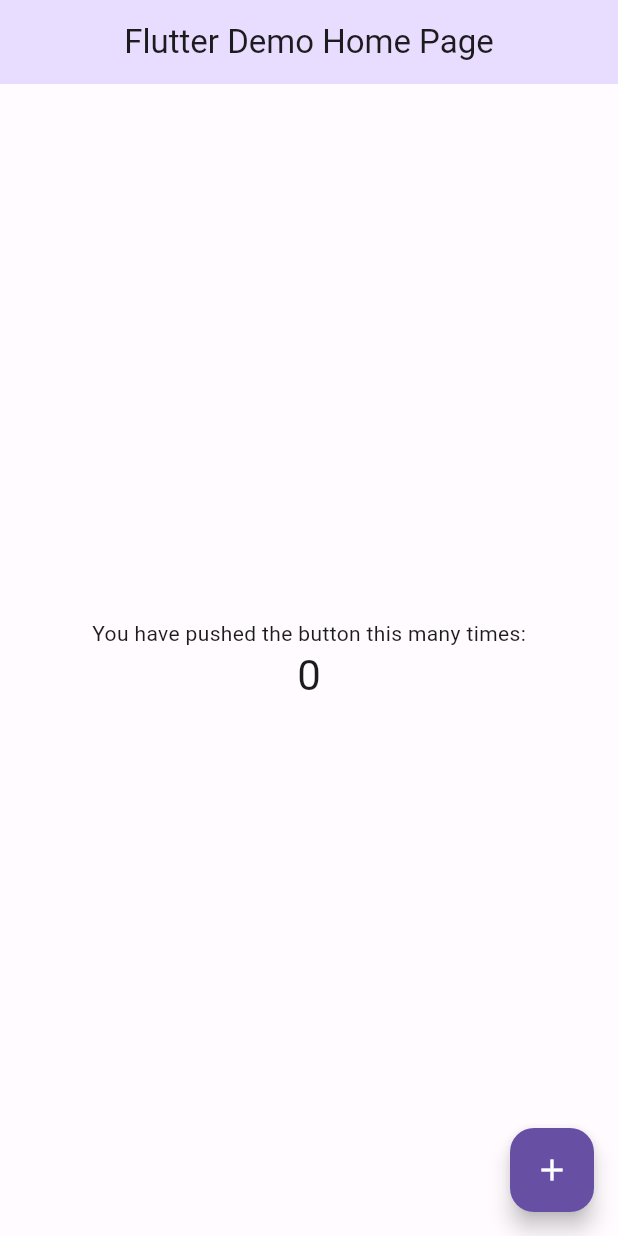
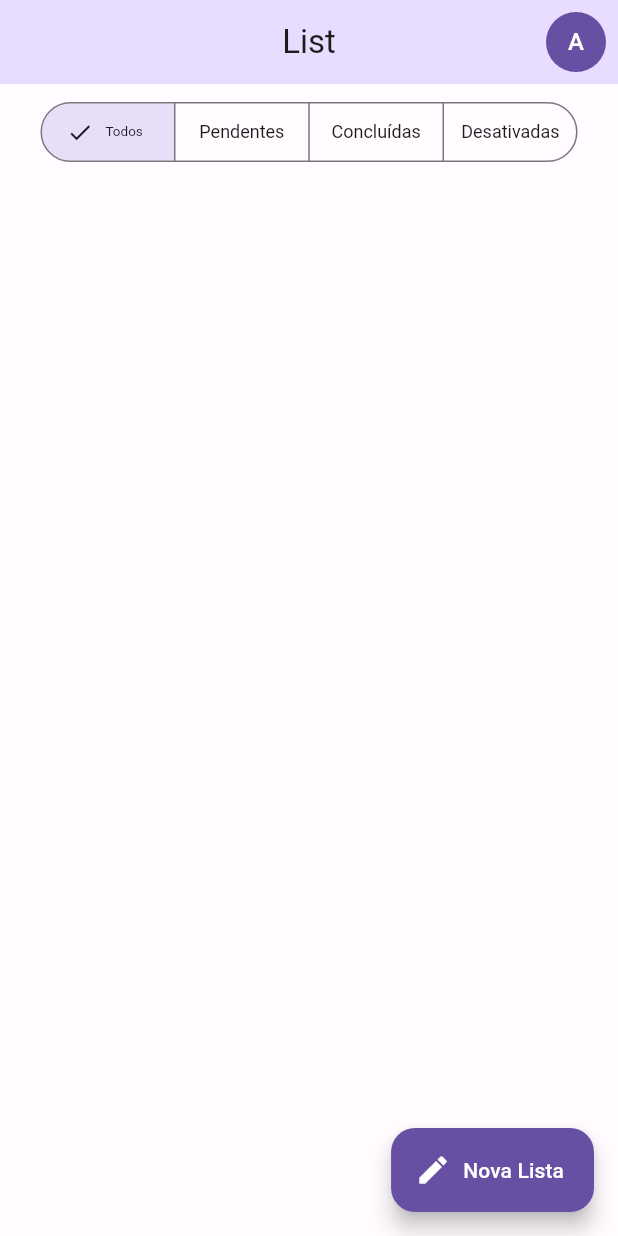
Before and after one commit to AmandaCleto/flutter-and-dart--list-offline-first--front-and-back, a Flutter app: the screen it shows after launch, on a phone screen of 412 x 824 dp. Run offline on Flutter 3.47's test engine with Material 2 defaults, Android fonts, the phone set to English and light mode, and no system bars.

Commit message:
feat: create segmented button inside home page, and its theme in themes

```diff
--- a/frontend/lib/main.dart
+++ b/frontend/lib/main.dart
@@ -4,88 +4,3 @@ import 'package:list/src/app_widget.dart';
 void main() {
   runApp(const AppWidget());
 }
-
-class MyHomePage extends StatefulWidget {
-  const MyHomePage({super.key, required this.title});
-
-  // This widget is the home page of your application. It is stateful, meaning
-  // that it has a State object (defined below) that contains fields that affect
-  // how it looks.
-
-  // This class is the configuration for the state. It holds the values (in this
-  // case the title) provided by the parent (in this case the App widget) and
-  // used by the build method of the State. Fields in a Widget subclass are
-  // always marked "final".
-
-  final String title;
-
-  @override
-  State<MyHomePage> createState() => _MyHomePageState();
-}
-
-class _MyHomePageState extends State<MyHomePage> {
-  int _counter = 0;
-
-  void _incrementCounter() {
-    setState(() {
-      // This call to setState tells the Flutter framework that something has
-      // changed in this State, which causes it to rerun the build method below
-      // so that the display can reflect the updated values. If we changed
-      // _counter without calling setState(), then the build method would not be
-      // called again, and so nothing would appear to happen.
-      _counter++;
-    });
-  }
-
-  @override
-  Widget build(BuildContext context) {
-    // This method is rerun every time setState is called, for instance as done
-    // by the _incrementCounter method above.
-    //
-    // The Flutter framework has been optimized to make rerunning build methods
-    // fast, so that you can just rebuild anything that needs updating rather
-    // than having to individually change instances of widgets.
-    return Scaffold(
-      appBar: AppBar(
-        // Here we take the value from the MyHomePage object that was created by
-        // the App.build method, and use it to set our appbar title.
-        title: Text(widget.title),
-      ),
-      body: Center(
-        // Center is a layout widget. It takes a single child and positions it
-        // in the middle of the parent.
-        child: Column(
-          // Column is also a layout widget. It takes a list of children and
-          // arranges them vertically. By default, it sizes itself to fit its
-          // children horizontally, and tries to be as tall as its parent.
-          //
-          // Invoke "debug painting" (press "p" in the console, choose the
-          // "Toggle Debug Paint" action from the Flutter Inspector in Android
-          // Studio, or the "Toggle Debug Paint" command in Visual Studio Code)
-          // to see the wireframe for each widget.
-          //
-          // Column has various properties to control how it sizes itself and
-          // how it positions its children. Here we use mainAxisAlignment to
-          // center the children vertically; the main axis here is the vertical
-          // axis because Columns are vertical (the cross axis would be
-          // horizontal).
-          mainAxisAlignment: MainAxisAlignment.center,
-          children: <Widget>[
-            const Text(
-              'You have pushed the button this many times:',
-            ),
-            Text(
-              '$_counter',
-              style: Theme.of(context).textTheme.headlineMedium,
-            ),
-          ],
-        ),
-      ),
-      floatingActionButton: FloatingActionButton(
-        onPressed: _incrementCounter,
-        tooltip: 'Increment',
-        child: const Icon(Icons.add),
-      ), // This trailing comma makes auto-formatting nicer for build methods.
-    );
-  }
-}
--- a/frontend/lib/src/app_widget.dart
+++ b/frontend/lib/src/app_widget.dart
@@ -1,6 +1,6 @@
 import 'package:flutter/material.dart';
-import 'package:list/main.dart';
 
+import 'home/home_page.dart';
 import 'shared/themes/themes.dart';
 
 class AppWidget extends StatelessWidget {
@@ -14,7 +14,7 @@ class AppWidget extends StatelessWidget {
       // themeMode: ThemeMode.dark,
       theme: lightTheme,
       darkTheme: dartTheme,
-      home: const MyHomePage(title: 'Flutter Demo Home Page'),
+      home: const HomePage(),
     );
   }
 }
--- /dev/null
+++ b/frontend/lib/src/home/home_page.dart
@@ -0,0 +1,64 @@
+import 'package:flutter/material.dart';
+
+import '../shared/widgets/user_image_button.dart';
+
+class HomePage extends StatefulWidget {
+  const HomePage({Key? key}) : super(key: key);
+
+  @override
+  State<HomePage> createState() => _HomePageState();
+}
+
+class _HomePageState extends State<HomePage> {
+  @override
+  Widget build(BuildContext context) {
+    return Scaffold(
+      appBar: AppBar(
+        title: const Text('List'),
+        actions: const [
+          Padding(
+            padding: EdgeInsets.only(right: 8),
+            child: UserImageButton(),
+          ),
+        ],
+      ),
+      body: Center(
+        child: Column(
+          children: [
+            Padding(
+              padding: const EdgeInsets.all(8),
+              child: SegmentedButton<int>(
+                segments: const [
+                  ButtonSegment(
+                    value: 0,
+                    label: Text('Todos'),
+                  ),
+                  ButtonSegment(
+                    value: 1,
+                    label: Text('Pendentes'),
+                  ),
+                  ButtonSegment(
+                    value: 2,
+                    label: Text('Concluídas'),
+                  ),
+                  ButtonSegment(
+                    value: 3,
+                    label: Text('Desativadas'),
+                  ),
+                ],
+                selected: const {0},
+                onSelectionChanged: (value) {},
+              ),
+            ),
+            Container(),
+          ],
+        ),
+      ),
+      floatingActionButton: FloatingActionButton.extended(
+        onPressed: () {},
+        label: const Text('Nova Lista'),
+        icon: const Icon(Icons.edit),
+      ),
+    );
+  }
+}
--- a/frontend/lib/src/shared/themes/themes.dart
+++ b/frontend/lib/src/shared/themes/themes.dart
@@ -13,6 +13,7 @@ ThemeData get lightTheme => ThemeData(
         backgroundColor: _lightColorScheme.primary,
         foregroundColor: Colors.white,
       ),
+      segmentedButtonTheme: _segmentedButtonTheme,
     );
 
 ThemeData get dartTheme => ThemeData(
@@ -22,4 +23,19 @@ ThemeData get dartTheme => ThemeData(
         centerTitle: true,
         backgroundColor: _darkColorScheme.primaryContainer,
       ),
+      segmentedButtonTheme: _segmentedButtonTheme,
     );
+
+SegmentedButtonThemeData get _segmentedButtonTheme => SegmentedButtonThemeData(
+      style: ButtonStyle(
+        textStyle: MaterialStateProperty.resolveWith<TextStyle?>(
+          (states) {
+            if (states.contains(MaterialState.selected)) {
+              return const TextStyle(fontSize: 9);
+            } else {
+              return const TextStyle(fontSize: 12);
+            }
+          },
+        ),
+      ),
+    );
--- /dev/null
+++ b/frontend/lib/src/shared/widgets/user_image_button.dart
@@ -0,0 +1,16 @@
+import 'package:flutter/material.dart';
+
+class UserImageButton extends StatelessWidget {
+  const UserImageButton({Key? key}) : super(key: key);
+
+  @override
+  Widget build(BuildContext context) {
+    return GestureDetector(
+      child: CircleAvatar(
+        child: Text('A'),
+        foregroundColor: Colors.white,
+        backgroundColor: Theme.of(context).primaryColor,
+      ),
+    );
+  }
+}
```
